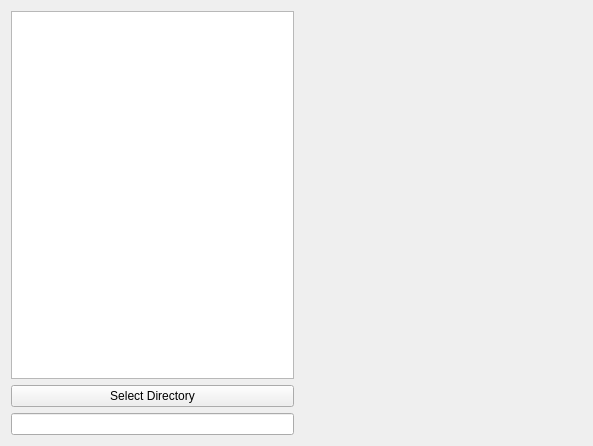
Qt form src/pcot/assets/inputfiletree.ui (AU-ExoMars/PCOT) before a commit.
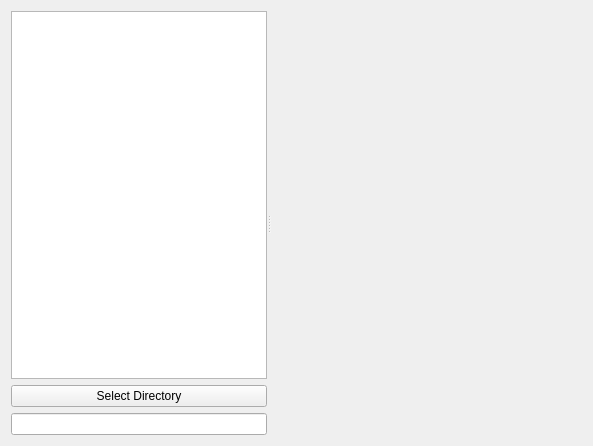
The same form after that commit. Custom widgets are drawn as their Qt base class.

Commit message: Make RGB/ENVI input tree panel resizable via splitter

```diff
--- a/src/pcot/assets/inputfiletree.ui
+++ b/src/pcot/assets/inputfiletree.ui
@@ -15,6 +15,11 @@
   </property>
   <layout class="QGridLayout" name="gridLayout">
    <item row="0" column="0">
+    <widget class="QSplitter" name="splitter">
+     <property name="orientation">
+      <enum>Qt::Horizontal</enum>
+     </property>
+     <widget class="QWidget" name="treePanel" native="true">
     <layout class="QVBoxLayout" name="verticalLayout_2">
      <item>
       <widget class="QTreeView" name="treeView"/>
@@ -30,12 +35,7 @@
       <widget class="QLineEdit" name="fileEdit"/>
      </item>
     </layout>
-   </item>
-   <item row="0" column="1">
-    <widget class="QSplitter" name="splitter">
-     <property name="orientation">
-      <enum>Qt::Horizontal</enum>
-     </property>
+     </widget>
      <widget class="Canvas" name="canvas" native="true">
       <property name="sizePolicy">
        <sizepolicy hsizetype="Preferred" vsizetype="Preferred">
```
Lines whose indentation alone changed are shown as unchanged. The commit also changes 1 other file.
